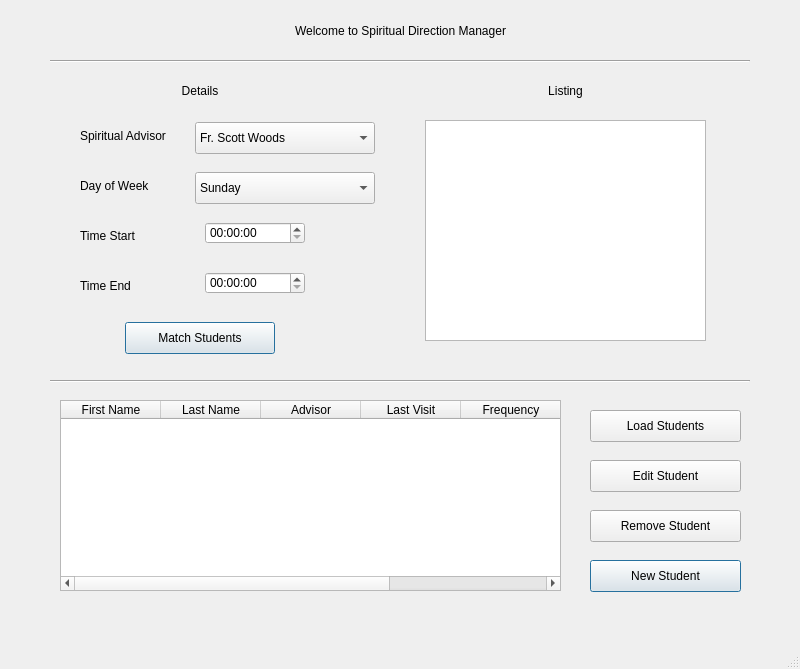
Old version of the form Spiritual_Direction_Manager/manager.ui in the repository cmoliverio/Spiritual_Direction_Manager.
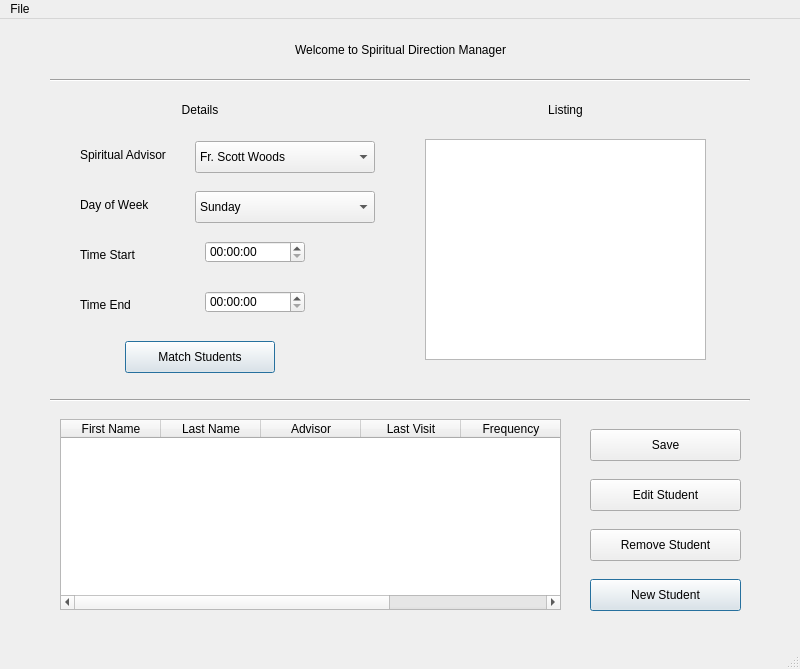
New version of the form.

Diff of the .ui file:
```diff
--- a/Spiritual_Direction_Manager/manager.ui
+++ b/Spiritual_Direction_Manager/manager.ui
@@ -58,7 +58,7 @@
     <property name="geometry">
      <rect>
       <x>205</x>
-      <y>272</y>
+      <y>222</y>
       <width>100</width>
       <height>22</height>
      </rect>
@@ -68,7 +68,7 @@
     <property name="geometry">
      <rect>
       <x>205</x>
-      <y>222</y>
+      <y>272</y>
       <width>100</width>
       <height>22</height>
      </rect>
@@ -331,19 +331,6 @@
      <string>Remove Student</string>
     </property>
    </widget>
-   <widget class="QPushButton" name="pushButtonLoadStudents">
-    <property name="geometry">
-     <rect>
-      <x>590</x>
-      <y>410</y>
-      <width>151</width>
-      <height>32</height>
-     </rect>
-    </property>
-    <property name="text">
-     <string>Load Students</string>
-    </property>
-   </widget>
    <widget class="QTableWidget" name="tableWidgetStudents">
     <property name="geometry">
      <rect>
@@ -384,6 +371,19 @@
      </property>
     </column>
    </widget>
+   <widget class="QPushButton" name="pushButtonSave">
+    <property name="geometry">
+     <rect>
+      <x>590</x>
+      <y>410</y>
+      <width>151</width>
+      <height>32</height>
+     </rect>
+    </property>
+    <property name="text">
+     <string>Save</string>
+    </property>
+   </widget>
   </widget>
   <widget class="QMenuBar" name="menubar">
    <property name="geometry">
@@ -394,6 +394,14 @@
      <height>24</height>
     </rect>
    </property>
+   <widget class="QMenu" name="menuFile">
+    <property name="title">
+     <string>File</string>
+    </property>
+    <addaction name="actionOpen"/>
+    <addaction name="actionSave"/>
+   </widget>
+   <addaction name="menuFile"/>
   </widget>
   <widget class="QStatusBar" name="statusbar"/>
  </widget>
```
Left out of the diff: 10 changed lines with no effect on the pictures.
